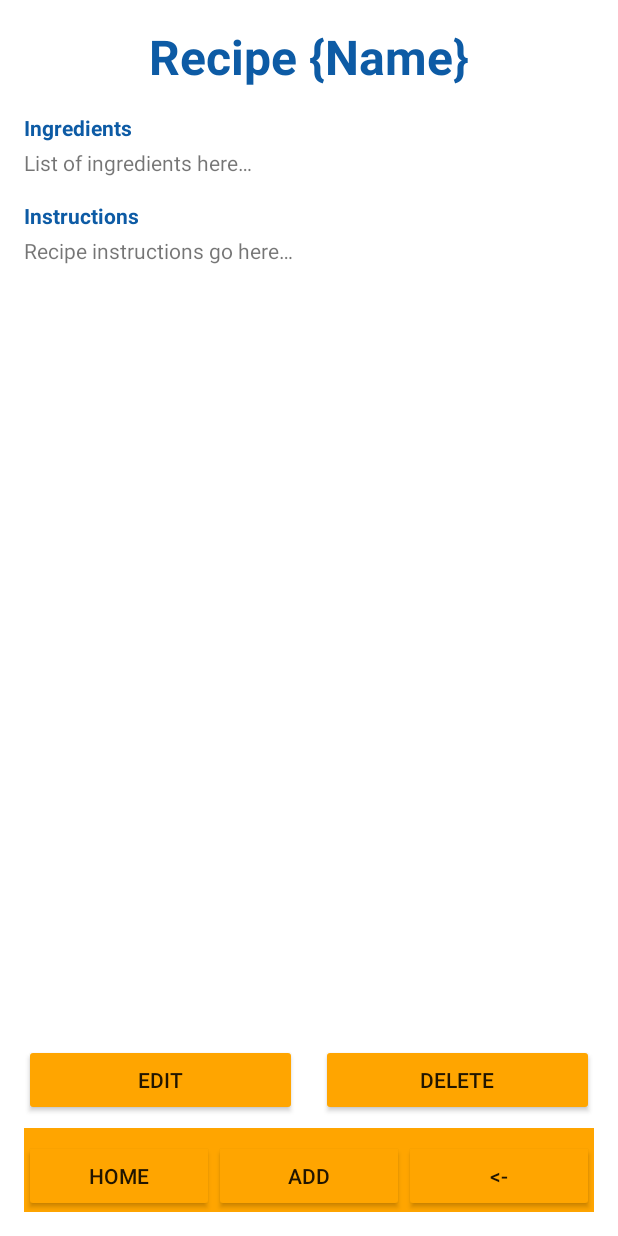
After one commit to Birkbeck/mobile-computing-project-Miroslava958, an Android app built with Jetpack Compose: the layout activity_recipe.xml on its own in the app's theme, with its tools: preview values and no code run, on a phone screen of 412 x 824 dp. The commit adds this screen. Run offline under Robolectric (Android 15) with nearby library versions, the phone set to English and light mode, and no system bars.

Commit message:
Implement screen layout for selected recipe view

```diff
--- /dev/null
+++ b/app/src/main/res/layout/activity_recipe.xml
@@ -0,0 +1,126 @@
+<?xml version="1.0" encoding="utf-8"?>
+<RelativeLayout xmlns:android="http://schemas.android.com/apk/res/android"
+    android:layout_width="match_parent"
+    android:layout_height="match_parent"
+    android:background="#FFFFFF"
+    android:padding="16dp">
+
+    <!-- Scrollable Content -->
+    <ScrollView
+        android:id="@+id/scrollContent"
+        android:layout_width="match_parent"
+        android:layout_height="match_parent"
+        android:layout_above="@id/editDeleteLayout"
+        android:fillViewport="true">
+
+        <LinearLayout
+            android:orientation="vertical"
+            android:layout_width="match_parent"
+            android:layout_height="wrap_content">
+
+            <!-- Recipe Title -->
+            <TextView
+                android:id="@+id/recipeTitle"
+                android:layout_width="match_parent"
+                android:layout_height="wrap_content"
+                android:text="@string/recipe_title_placeholder"
+                android:textColor="#0D5BA5"
+                android:textSize="32sp"
+                android:textStyle="bold"
+                android:gravity="center"
+                android:layout_marginBottom="16dp" />
+
+            <!-- Ingredients Label -->
+            <TextView
+                android:layout_width="wrap_content"
+                android:layout_height="wrap_content"
+                android:text="@string/ingredients"
+                android:textStyle="bold"
+                android:textColor="#0D5BA5"
+                android:layout_marginBottom="4dp" />
+
+            <!-- Ingredients Content -->
+            <TextView
+                android:layout_width="match_parent"
+                android:layout_height="wrap_content"
+                android:text="@string/ingredients_placeholder"
+                android:layout_marginBottom="16dp" />
+
+            <!-- Instructions Label -->
+            <TextView
+                android:layout_width="wrap_content"
+                android:layout_height="wrap_content"
+                android:text="@string/instructions"
+                android:textStyle="bold"
+                android:textColor="#0D5BA5"
+                android:layout_marginBottom="4dp" />
+
+            <!-- Instructions Content -->
+            <TextView
+                android:layout_width="match_parent"
+                android:layout_height="wrap_content"
+                android:text="@string/instructions_placeholder"
+                android:layout_marginBottom="16dp" />
+        </LinearLayout>
+    </ScrollView>
+
+    <!-- Edit/Delete Buttons -->
+    <LinearLayout
+        android:id="@+id/editDeleteLayout"
+        android:layout_width="match_parent"
+        android:layout_height="wrap_content"
+        android:orientation="horizontal"
+        android:gravity="center"
+        android:layout_above="@id/bottomNavigation"
+        android:layout_marginBottom="8dp">
+
+        <Button
+            android:layout_width="0dp"
+            android:layout_height="wrap_content"
+            android:layout_weight="1"
+            android:text="@string/edit"
+            android:backgroundTint="#FFA500"
+            android:layout_marginEnd="8dp" />
+
+        <Button
+            android:layout_width="0dp"
+            android:layout_height="wrap_content"
+            android:layout_weight="1"
+            android:text="@string/delete"
+            android:backgroundTint="#FFA500"
+            android:layout_marginStart="8dp" />
+    </LinearLayout>
+
+    <!-- Bottom Navigation -->
+    <LinearLayout
+        android:id="@+id/bottomNavigation"
+        android:layout_width="match_parent"
+        android:layout_height="wrap_content"
+        android:layout_alignParentBottom="true"
+        android:orientation="horizontal"
+        android:gravity="center"
+        android:paddingTop="8dp"
+        android:background="#FFA500">
+
+        <Button
+            android:layout_width="0dp"
+            android:layout_height="wrap_content"
+            android:layout_weight="1"
+            android:text="@string/home"
+            android:backgroundTint="#FFA500" />
+
+        <Button
+            android:layout_width="0dp"
+            android:layout_height="wrap_content"
+            android:layout_weight="1"
+            android:text="@string/add"
+            android:backgroundTint="#FFA500" />
+
+        <Button
+            android:layout_width="0dp"
+            android:layout_height="wrap_content"
+            android:layout_weight="1"
+            android:text="@string/back"
+            android:backgroundTint="#FFA500" />
+    </LinearLayout>
+</RelativeLayout>
--- a/app/src/main/res/values/strings.xml
+++ b/app/src/main/res/values/strings.xml
@@ -54,8 +54,17 @@
     <string name="dessert_title">DESSERT</string>
     <string name="others_title">OTHERS</string>
 
+    <!-- Recipe -->
+    <string name="edit">Edit</string>
+    <string name="delete">Delete</string>
+
     <!-- Navigation -->
     <string name="home">Home</string>
     <string name="add">Add</string>
     <string name="back">&lt;-</string>
+
+    <!-- additional buttons -->
+    <string name="recipe_title_placeholder">Recipe {Name}</string>
+    <string name="ingredients_placeholder">List of ingredients here…</string>
+    <string name="instructions_placeholder">Recipe instructions go here…</string>
 </resources>
```
